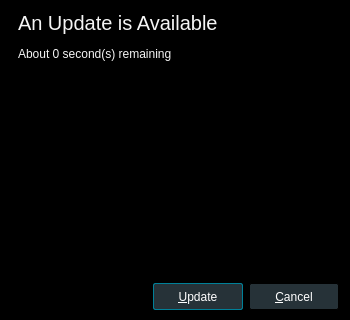
Before: the Qt Designer form src/ui/updatedialog.ui in u8sand/Baka-MPlayer, drawn with Qt 5.
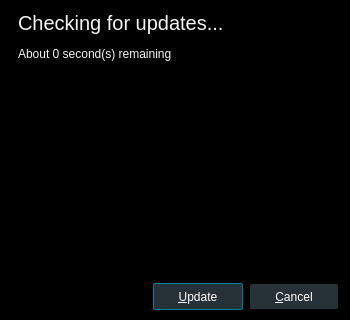
After: the same form once the commit is applied. Icons and pictures are not drawn.

```diff
--- a/src/ui/updatedialog.ui
+++ b/src/ui/updatedialog.ui
@@ -90,7 +90,7 @@
 }</string>
          </property>
          <property name="text">
-          <string>An Update is Available</string>
+          <string>&lt;html&gt;&lt;head/&gt;&lt;body&gt;&lt;p&gt;Checking for updates...&lt;/p&gt;&lt;/body&gt;&lt;/html&gt;</string>
          </property>
         </widget>
        </item>
```
